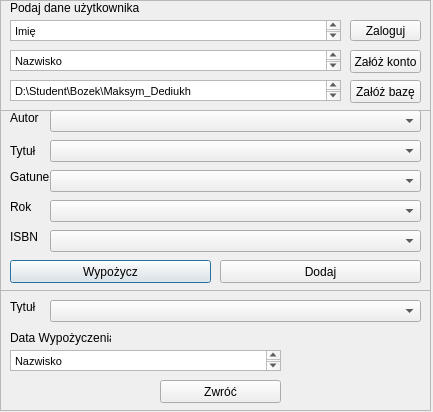
Before: the Qt Designer form Biblioteka_UI.ui in mdediukh/p1, drawn with Qt 5.
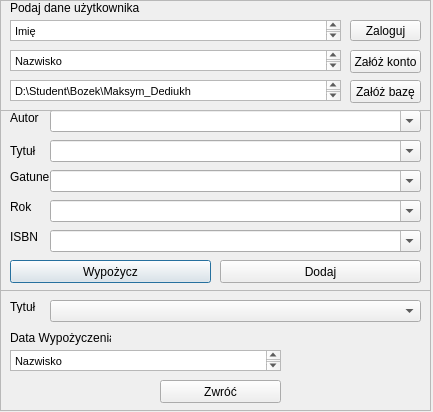
After: the same form once the commit is applied.

What changed in the file:
```diff
--- a/Biblioteka_UI.ui
+++ b/Biblioteka_UI.ui
@@ -128,6 +128,9 @@
       <height>22</height>
      </rect>
     </property>
+    <property name="editable">
+     <bool>true</bool>
+    </property>
    </widget>
    <widget class="QComboBox" name="GatunekComboBox">
     <property name="geometry">
@@ -138,6 +141,9 @@
       <height>22</height>
      </rect>
     </property>
+    <property name="editable">
+     <bool>true</bool>
+    </property>
    </widget>
    <widget class="QComboBox" name="TytulComboBox">
     <property name="geometry">
@@ -148,6 +154,9 @@
       <height>22</height>
      </rect>
     </property>
+    <property name="editable">
+     <bool>true</bool>
+    </property>
    </widget>
    <widget class="QComboBox" name="ISBNComboBox">
     <property name="geometry">
@@ -158,6 +167,9 @@
       <height>22</height>
      </rect>
     </property>
+    <property name="editable">
+     <bool>true</bool>
+    </property>
    </widget>
    <widget class="QComboBox" name="RokComboBox">
     <property name="geometry">
@@ -168,6 +180,9 @@
       <height>22</height>
      </rect>
     </property>
+    <property name="editable">
+     <bool>true</bool>
+    </property>
    </widget>
   </widget>
   <widget class="QFrame" name="biblio">
```
